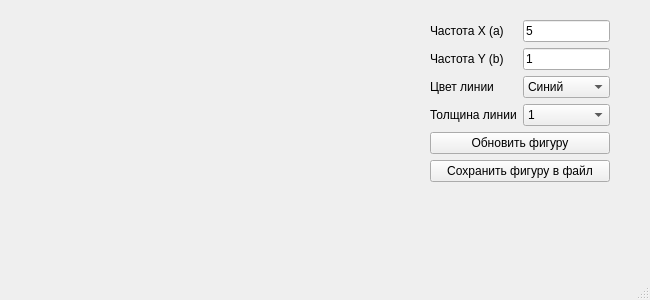
Above: main_window.ui from SimonaSoloduha/Lissajous_test before the change. Below: the same form after it.
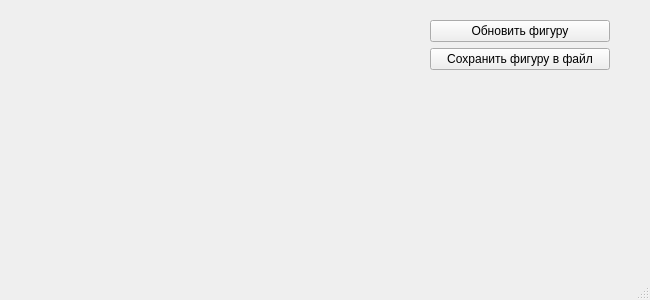
That is the form after the change.

Commit message: fix make window

```diff
--- a/main_window.ui
+++ b/main_window.ui
@@ -21,89 +21,6 @@
      </rect>
     </property>
     <layout class="QFormLayout" name="formLayout">
-     <item row="0" column="1">
-      <widget class="QLineEdit" name="freq_x_lineedit">
-       <property name="text">
-        <string>5</string>
-       </property>
-      </widget>
-     </item>
-     <item row="1" column="0">
-      <widget class="QLabel" name="label_2">
-       <property name="text">
-        <string>Частота Y (b)</string>
-       </property>
-      </widget>
-     </item>
-     <item row="1" column="1">
-      <widget class="QLineEdit" name="freq_y_lineedit">
-       <property name="text">
-        <string>1</string>
-       </property>
-      </widget>
-     </item>
-     <item row="2" column="0">
-      <widget class="QLabel" name="label_3">
-       <property name="text">
-        <string>Цвет линии</string>
-       </property>
-      </widget>
-     </item>
-     <item row="2" column="1">
-      <widget class="QComboBox" name="color_combobox">
-       <item>
-        <property name="text">
-         <string>Синий</string>
-        </property>
-       </item>
-       <item>
-        <property name="text">
-         <string>Зелёный</string>
-        </property>
-       </item>
-       <item>
-        <property name="text">
-         <string>Красный</string>
-        </property>
-       </item>
-       <item>
-        <property name="text">
-         <string>Жёлтый</string>
-        </property>
-       </item>
-      </widget>
-     </item>
-     <item row="3" column="0">
-      <widget class="QLabel" name="label_4">
-       <property name="text">
-        <string>Толщина линии</string>
-       </property>
-      </widget>
-     </item>
-     <item row="3" column="1">
-      <widget class="QComboBox" name="width_combobox">
-       <item>
-        <property name="text">
-         <string>1</string>
-        </property>
-       </item>
-       <item>
-        <property name="text">
-         <string>2</string>
-        </property>
-       </item>
-       <item>
-        <property name="text">
-         <string>3</string>
-        </property>
-       </item>
-       <item>
-        <property name="text">
-         <string>4</string>
-        </property>
-       </item>
-      </widget>
-     </item>
      <item row="4" column="0" colspan="2">
       <widget class="QPushButton" name="plot_button">
        <property name="text">
@@ -118,13 +35,13 @@
        </property>
       </widget>
      </item>
-     <item row="0" column="0">
-      <widget class="QLabel" name="label">
-       <property name="text">
-        <string>Частота X (a)</string>
-       </property>
-      </widget>
-     </item>
+<!--     <item row="0" column="0">-->
+<!--      <widget class="QLabel" name="label">-->
+<!--       <property name="text">-->
+<!--        <string>Частота X (a)</string>-->
+<!--       </property>-->
+<!--      </widget>-->
+<!--     </item>-->
     </layout>
    </widget>
   </widget>
```
The commit also changes 1 other file.
